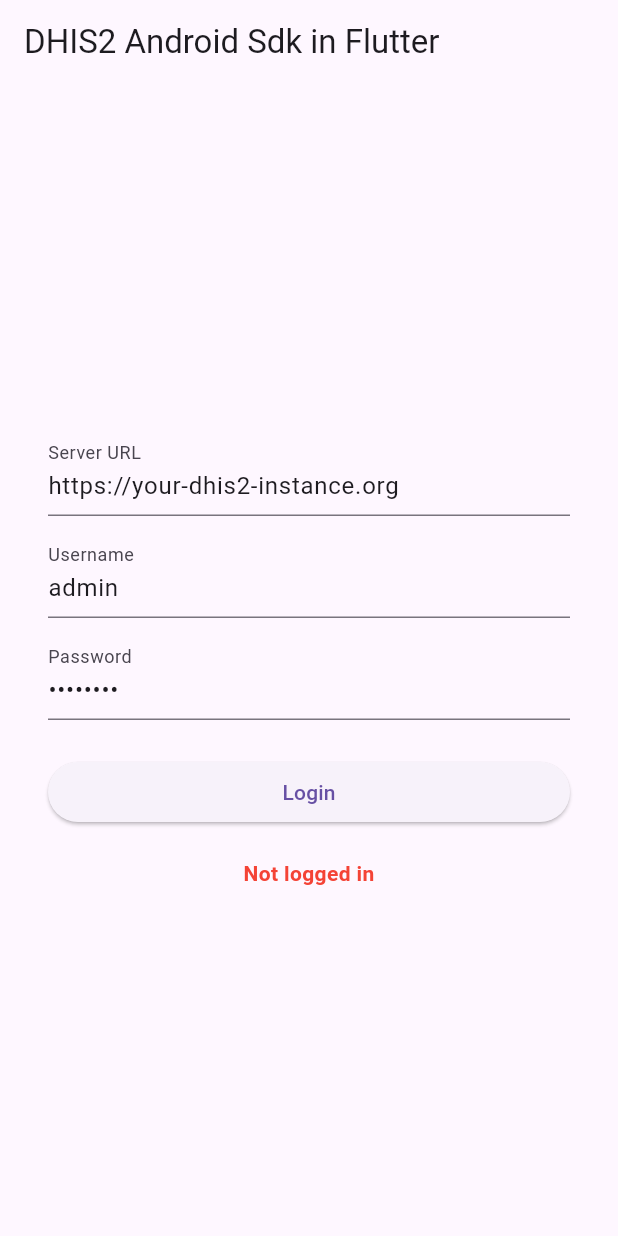
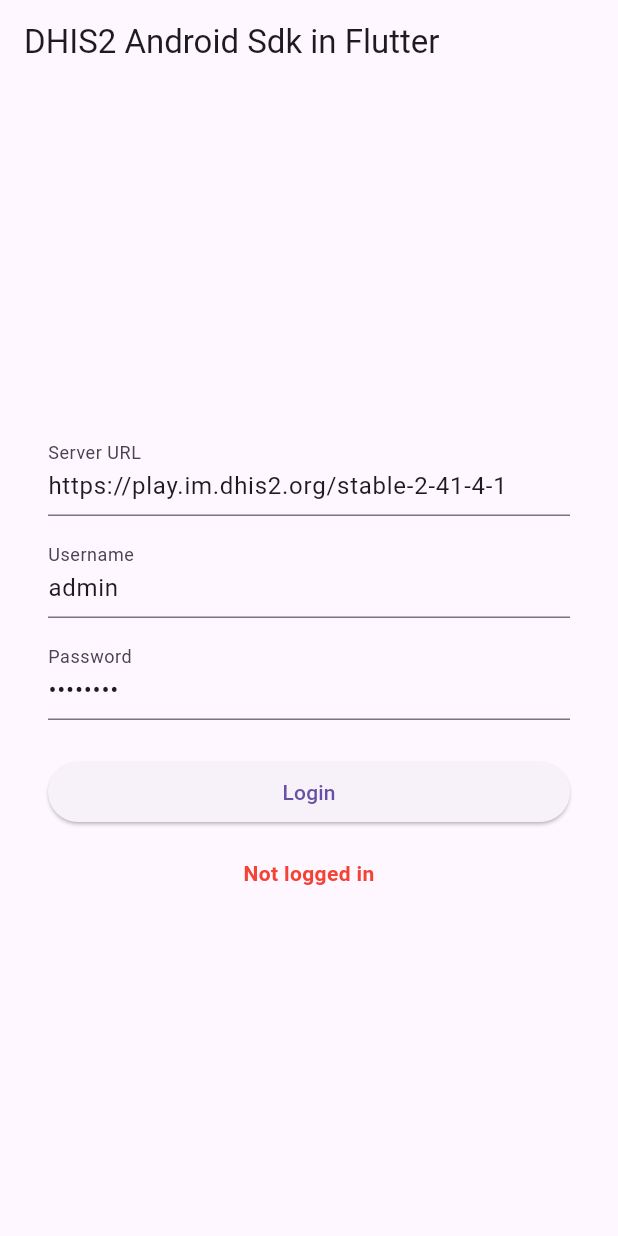
Before and after one commit to yuzalsif/dhis2_flutter_test_impl, a Flutter app: the screen it shows after launch, on a phone screen of 412 x 824 dp. Run offline on Flutter 3.47's test engine with Material 3 defaults, Android fonts, the phone set to English and light mode, and no system bars.

Commit message:
chore: Add a default serverUrl

```diff
--- a/lib/main.dart
+++ b/lib/main.dart
@@ -44,7 +44,7 @@
   @override
   void initState() {
     super.initState();
-    _serverUrlController.text = 'https://your-dhis2-instance.org';
+    _serverUrlController.text = 'https://play.im.dhis2.org/stable-2-41-4-1';
     _usernameController.text = 'admin';
     _passwordController.text = 'district';
 
```
